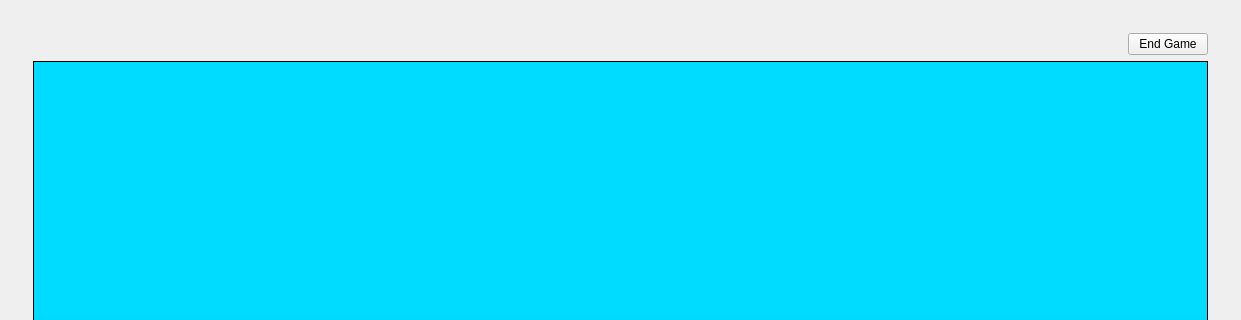
First picture: the form in mainwindow.ui, repository nphelpsiv/Education-App, before the edit; both pictures show x 0 to 1241 and y 0 to 320 of the 1241 by 691 pixel window.
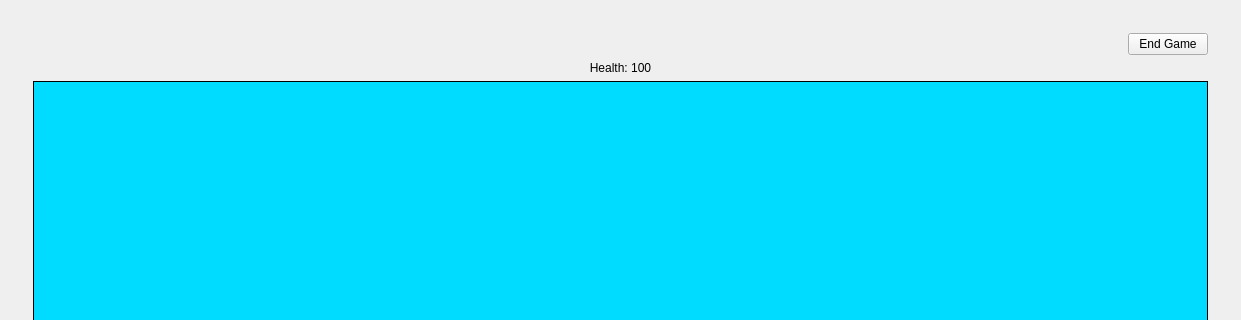
Second picture: the form after the edit. The open tabs and pages were chosen to show the change.

```diff
--- a/mainwindow.ui
+++ b/mainwindow.ui
@@ -601,6 +601,16 @@
                </property>
               </widget>
              </item>
+             <item>
+              <widget class="QLabel" name="healthLabel">
+               <property name="text">
+                <string>Health: 100</string>
+               </property>
+               <property name="alignment">
+                <set>Qt::AlignCenter</set>
+               </property>
+              </widget>
+             </item>
              <item>
               <widget class="QGraphicsView" name="gameGraphicsView">
                <property name="enabled">
```
Left out of the diff: 2 changed lines with no effect on the pictures.
